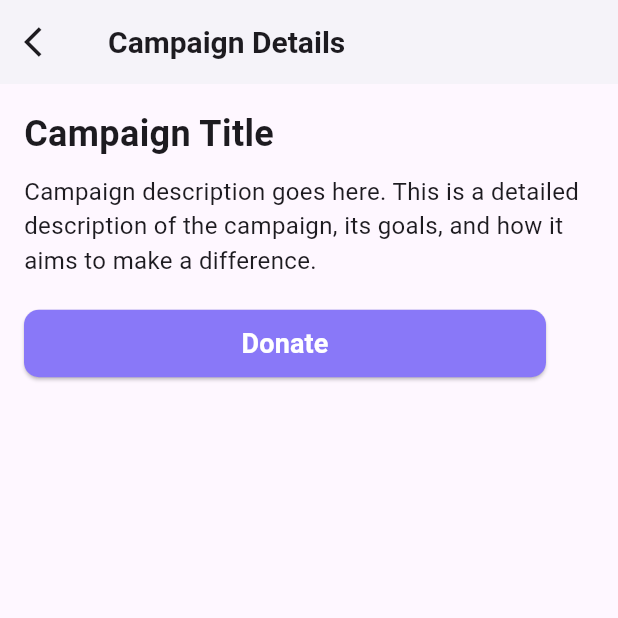
After one commit to King-Precious/donation-tracker, a Flutter app: the CampaignDetails screen opened directly, on a phone screen of 412 x 824 dp, the top half of it. The commit adds this screen. Run offline on Flutter 3.47's test engine with Material 3 defaults, Android fonts, the phone set to English and light mode, and no system bars.

Commit message:
feature/donation-tracker

```diff
--- /dev/null
+++ b/lib/pages/campaign_details.dart
@@ -0,0 +1,50 @@
+import 'package:flutter/material.dart';
+import 'package:donation_tracker/widget/custom_button.dart';
+
+
+class CampaignDetails extends StatelessWidget {
+  const CampaignDetails({super.key});
+
+ @override
+  Widget build (BuildContext context){
+    return Scaffold(
+            appBar: AppBar(
+        backgroundColor: Colors.white,
+        elevation: 2,
+        title: const Text(
+          'Campaign Details',
+          style: TextStyle(
+            fontSize: 20,
+            fontWeight: FontWeight.bold,
+          ),
+        ),
+        leading: IconButton(
+          onPressed: Navigator.of(context).pop,
+          icon: const Icon(Icons.arrow_back_ios),
+        ),
+      ),
+      body: Padding(
+        padding: const EdgeInsets.all(16.0),
+        child: Column(
+          crossAxisAlignment: CrossAxisAlignment.start,
+          children: [
+            const Text(
+              'Campaign Title',
+              style: TextStyle(fontSize: 24, fontWeight: FontWeight.bold),
+            ),
+            const SizedBox(height: 10),
+            const Text(
+              'Campaign description goes here. This is a detailed description of the campaign, its goals, and how it aims to make a difference.',
+              style: TextStyle(fontSize: 16),
+            ),
+            const SizedBox(height: 20),
+            CustomButton(
+              text: 'Donate',
+              onPressed: (){},
+              )
+          ],
+        ),
+      ),
+    );
+  }
+}
--- a/lib/pages/login_page.dart
+++ b/lib/pages/login_page.dart
@@ -166,7 +166,7 @@ contain at least one uppercase letter.''';
                   ),
                 ]),
                 const SizedBox(height: 20),
-                Custombutton(
+                CustomButton(
                     text: 'Log in',
                     onPressed: () {
                       if (formkey.currentState!.validate() &&
--- a/lib/pages/profile.dart
+++ b/lib/pages/profile.dart
@@ -88,7 +88,7 @@ class ProfilePage extends StatelessWidget {
                 'Help & Support',
               ),
               const SizedBox(height: 20),
-              Custombutton(text: 'Logout', onPressed: () {})
+              CustomButton(text: 'Logout', onPressed: () {})
             ],
           ),
         ),
--- a/lib/pages/signup/signup_page.dart
+++ b/lib/pages/signup/signup_page.dart
@@ -235,7 +235,7 @@ one lowercase letter.''';
                   ),
                   const SizedBox(height: 15),
                   Center(
-                    child: Custombutton(
+                    child: CustomButton(
                       text: 'Create Account',
                       onPressed: () {
                         if (formkey.currentState!.validate() &&
--- a/lib/widget/custom_button.dart
+++ b/lib/widget/custom_button.dart
@@ -2,8 +2,8 @@ import 'package:flutter/material.dart';
 
 import '../theme/theme_colors.dart';
 
-class Custombutton extends StatelessWidget {
-  const Custombutton({
+class CustomButton extends StatelessWidget {
+  const CustomButton({
     super.key,
     required this.text,
     required this.onPressed,
```
Also changed, not shown: lib/pages/campaign_screen.dart (+13 -9 lines), lib/widget/reuseable_card.dart (+6 -1 lines), lib/pages/donate.dart (added).
